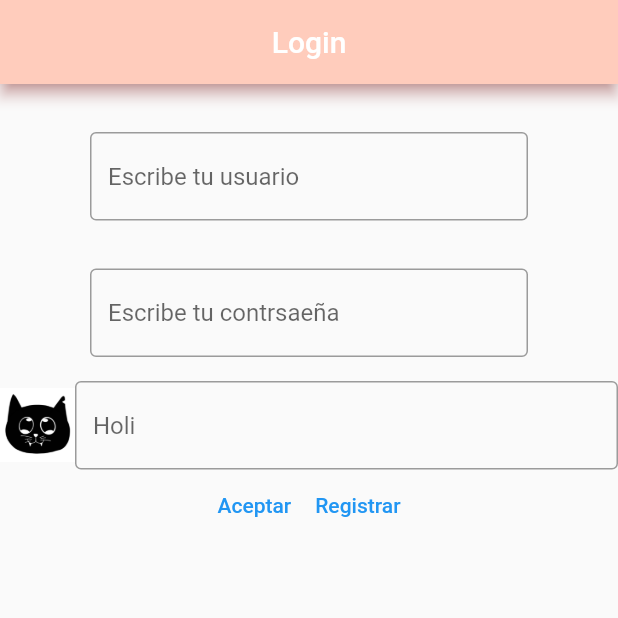
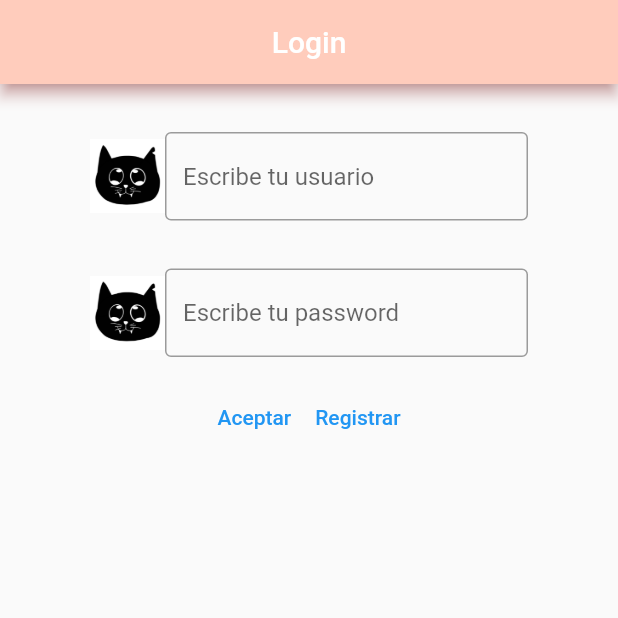
Before and after one commit to elenaaroma/practica1, a Flutter app: the screen it shows after launch, on a phone screen of 412 x 824 dp, the top half of it. Run offline on Flutter 3.47's test engine with Material 2 defaults, Android fonts, the phone set to English and light mode, and no system bars; our stand-ins replace firebase_auth, firebase_core; accounts and stored records are empty; generated files the repository leaves out were written again.

Commit message:
commit cambio de los TextField del Login por el TextField custom

```diff
--- a/lib/OnBoarding/LoginView.dart
+++ b/lib/OnBoarding/LoginView.dart
@@ -66,27 +66,36 @@ class LoginView extends StatelessWidget{
             Column(
               children: [
                 Padding(padding: EdgeInsets.symmetric(horizontal: 60, vertical: 16),
-                  child: TextField(
+                  child:
+
+                  KTTextField(tecController: usernameController,sHint: 'Escribe tu usuario' ),
+
+                 /* TextField(
                     controller: usernameController,
                     decoration: InputDecoration(
                         border: OutlineInputBorder(),
                         hintText: 'Escribe tu usuario'
                     ),
-                  ),
+                  ),*/
                 ),
 
                 Padding(padding: EdgeInsets.symmetric(horizontal: 60, vertical: 16),
-                  child: TextFormField(
+                  child:
+
+                  KTTextField(tecController: passwordController,sHint: 'Escribe tu password', blIsPassword: true ),
+
+                  /*TextFormField(
                     controller: passwordController,
                     decoration: InputDecoration(
                         border: OutlineInputBorder(),
                         hintText: 'Escribe tu contrsaeña'
                     ),
                     obscureText: true,
-                  ),
+                  ),*/
                 ),
 
-                KTTextField(tecController: usernameController,sHint: 'Holi' ),
+
+
 
                 Row(mainAxisAlignment: MainAxisAlignment.center,
 
```
